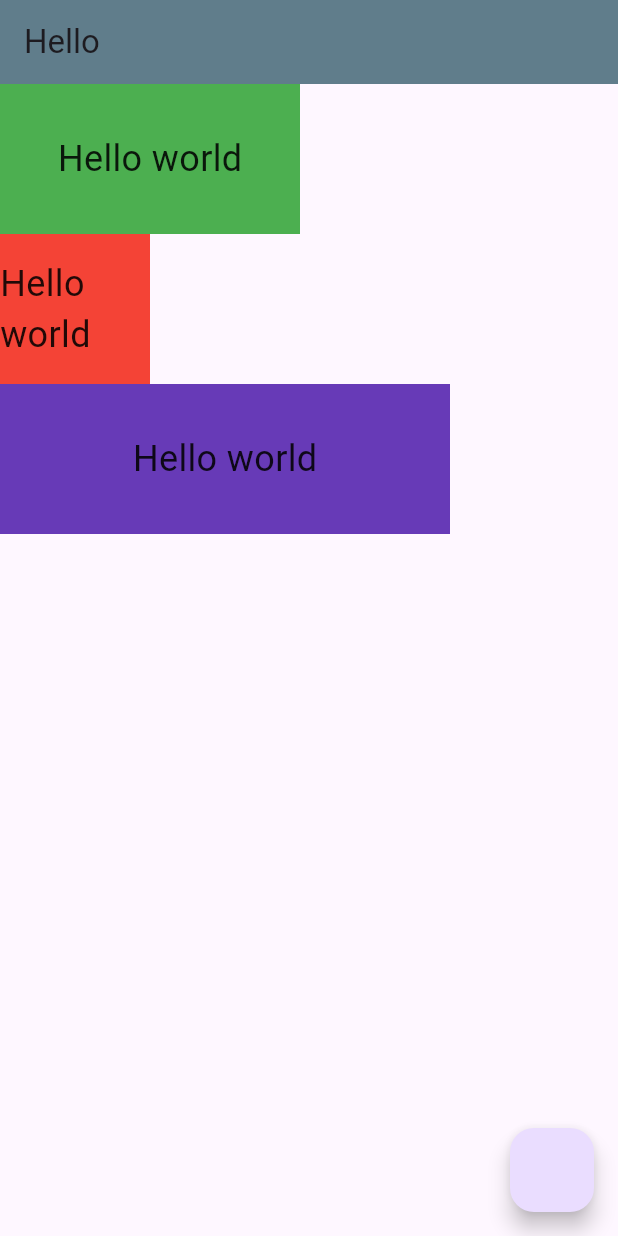
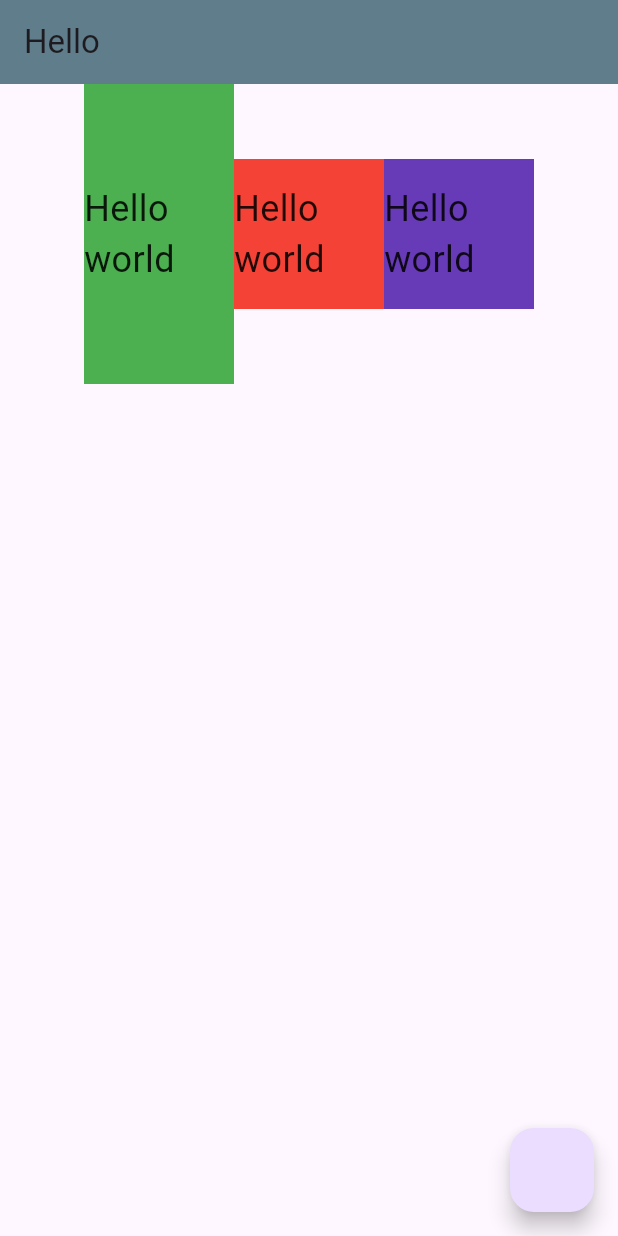
Before and after one commit to ahmedsalem2002m/flutter_basics, a Flutter app: the screen it shows after launch, on a phone screen of 412 x 824 dp. Run offline on Flutter 3.47's test engine with Material 3 defaults, Android fonts, the phone set to English and light mode, and no system bars.

Commit message:
Row widget

```diff
--- a/lib/main.dart
+++ b/lib/main.dart
@@ -18,13 +18,13 @@ class MyApp extends StatelessWidget {
           backgroundColor: Colors.blueGrey,
           title: Text("Hello"),
         ),
-        body: Column(
-          mainAxisAlignment: MainAxisAlignment.start,
-          crossAxisAlignment: CrossAxisAlignment.start,
+        body: Row(
+          mainAxisAlignment: MainAxisAlignment.center,
+          crossAxisAlignment: CrossAxisAlignment.center,
           children: [
             Container(
-              height: 100,
-              width: 200,
+              height: 200,
+              width: 100,
               color: Colors.green,
               child: Center(
                 child: Text("Hello world",
@@ -48,7 +48,7 @@ class MyApp extends StatelessWidget {
             ),
             Container(
               height: 100,
-              width: 300,
+              width: 100,
               color: Colors.deepPurple,
               child: Center(
                 child: Text("Hello world",
```
